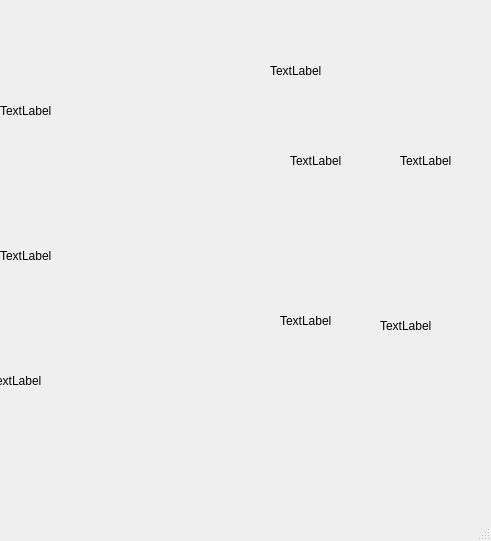
First picture: the form in clue_reader/ClueGUI.ui, repository 111homell111/controller_pkg, before the edit.
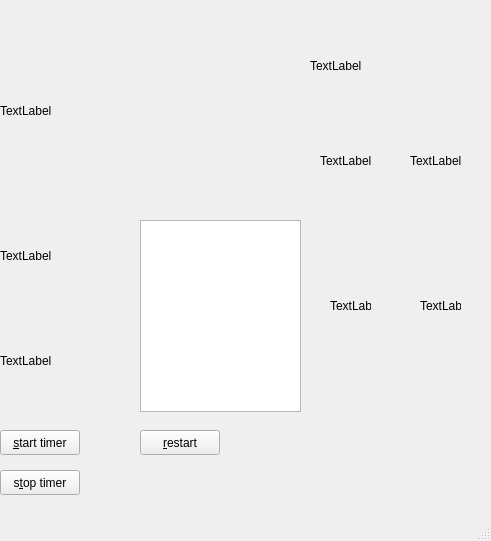
Second picture: the form after the edit.

Commit message: scoring 12 to 20 points on clues, subtract 6 due to teleporting 3 times

Diff of the .ui file:
```diff
--- a/clue_reader/ClueGUI.ui
+++ b/clue_reader/ClueGUI.ui
@@ -43,10 +43,10 @@
    <widget class="QLabel" name="blue_mask_label">
     <property name="geometry">
      <rect>
-      <x>-10</x>
-      <y>310</y>
-      <width>191</width>
-      <height>141</height>
+      <x>0</x>
+      <y>300</y>
+      <width>131</width>
+      <height>121</height>
      </rect>
     </property>
     <property name="text">
@@ -56,10 +56,10 @@
    <widget class="QLabel" name="clue_board_label">
     <property name="geometry">
      <rect>
-      <x>270</x>
+      <x>310</x>
       <y>0</y>
-      <width>211</width>
-      <height>141</height>
+      <width>171</width>
+      <height>131</height>
      </rect>
     </property>
     <property name="text">
@@ -69,10 +69,10 @@
    <widget class="QLabel" name="top_subimages_label">
     <property name="geometry">
      <rect>
-      <x>280</x>
+      <x>330</x>
       <y>170</y>
-      <width>61</width>
-      <height>301</height>
+      <width>41</width>
+      <height>271</height>
      </rect>
     </property>
     <property name="text">
@@ -82,10 +82,10 @@
    <widget class="QLabel" name="bottom_subimages_label">
     <property name="geometry">
      <rect>
-      <x>380</x>
+      <x>420</x>
       <y>170</y>
-      <width>61</width>
-      <height>311</height>
+      <width>41</width>
+      <height>271</height>
      </rect>
     </property>
     <property name="text">
@@ -95,7 +95,7 @@
    <widget class="QLabel" name="top_pred_label">
     <property name="geometry">
      <rect>
-      <x>290</x>
+      <x>320</x>
       <y>150</y>
       <width>61</width>
       <height>21</height>
@@ -108,7 +108,7 @@
    <widget class="QLabel" name="bottom_pred_label">
     <property name="geometry">
      <rect>
-      <x>400</x>
+      <x>410</x>
       <y>150</y>
       <width>81</width>
       <height>21</height>
@@ -118,6 +118,55 @@
      <string>TextLabel</string>
     </property>
    </widget>
+   <widget class="QPushButton" name="start_timer_button">
+    <property name="geometry">
+     <rect>
+      <x>0</x>
+      <y>430</y>
+      <width>80</width>
+      <height>25</height>
+     </rect>
+    </property>
+    <property name="text">
+     <string>&amp;start timer</string>
+    </property>
+   </widget>
+   <widget class="QPushButton" name="stop_timer_button">
+    <property name="geometry">
+     <rect>
+      <x>0</x>
+      <y>470</y>
+      <width>80</width>
+      <height>25</height>
+     </rect>
+    </property>
+    <property name="text">
+     <string>s&amp;top timer</string>
+    </property>
+   </widget>
+   <widget class="QListWidget" name="current_guesses_widget">
+    <property name="geometry">
+     <rect>
+      <x>140</x>
+      <y>220</y>
+      <width>161</width>
+      <height>192</height>
+     </rect>
+    </property>
+   </widget>
+   <widget class="QPushButton" name="restart_button">
+    <property name="geometry">
+     <rect>
+      <x>140</x>
+      <y>430</y>
+      <width>80</width>
+      <height>25</height>
+     </rect>
+    </property>
+    <property name="text">
+     <string>&amp;restart</string>
+    </property>
+   </widget>
   </widget>
   <widget class="QMenuBar" name="menubar">
    <property name="geometry">
```
The commit also changes 2 other files.
